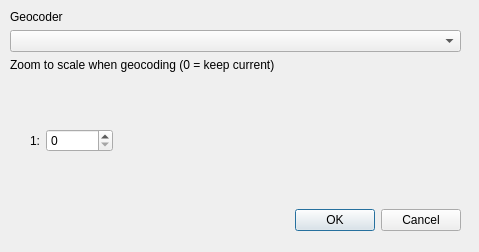
Qt form Ui_Config.ui (elpaso/qgis-geocoding) before a commit.
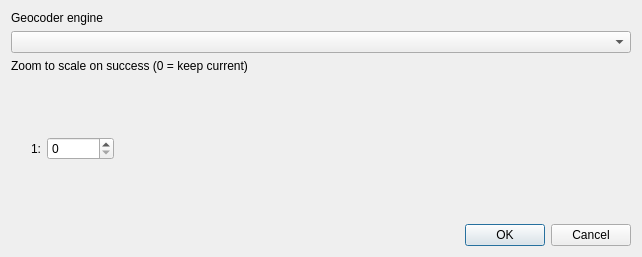
The same form after that commit.

Commit message: Better handling of zoomScale + minor tweaks to the GUI

```diff
--- a/Ui_Config.ui
+++ b/Ui_Config.ui
@@ -9,27 +9,20 @@
    <rect>
     <x>0</x>
     <y>0</y>
-    <width>479</width>
-    <height>252</height>
+    <width>642</width>
+    <height>257</height>
    </rect>
   </property>
   <property name="windowTitle">
    <string>Settings</string>
   </property>
-  <widget class="QWidget" name="verticalLayoutWidget">
-   <property name="geometry">
-    <rect>
-     <x>10</x>
-     <y>10</y>
-     <width>451</width>
-     <height>221</height>
-    </rect>
-   </property>
+  <layout class="QHBoxLayout" name="horizontalLayout_3">
+   <item>
    <layout class="QVBoxLayout" name="verticalLayout">
     <item>
      <widget class="QLabel" name="label_5">
       <property name="text">
-       <string>Geocoder</string>
+        <string>Geocoder engine</string>
       </property>
      </widget>
     </item>
@@ -42,7 +35,7 @@
     <item>
      <widget class="QLabel" name="label_3">
       <property name="text">
-       <string>Zoom to scale when geocoding (0 = keep current)</string>
+        <string>Zoom to scale on success (0 = keep current)</string>
       </property>
      </widget>
     </item>
@@ -71,7 +64,7 @@
       <item>
        <widget class="QSpinBox" name="ZoomScale">
         <property name="maximum">
-         <number>500000</number>
+          <number>1000000</number>
         </property>
         <property name="singleStep">
          <number>100</number>
@@ -104,7 +97,8 @@
      </widget>
     </item>
    </layout>
-  </widget>
+   </item>
+  </layout>
  </widget>
  <resources/>
  <connections>
```
Lines whose indentation alone changed are shown as unchanged. The commit also changes 3 other files.
